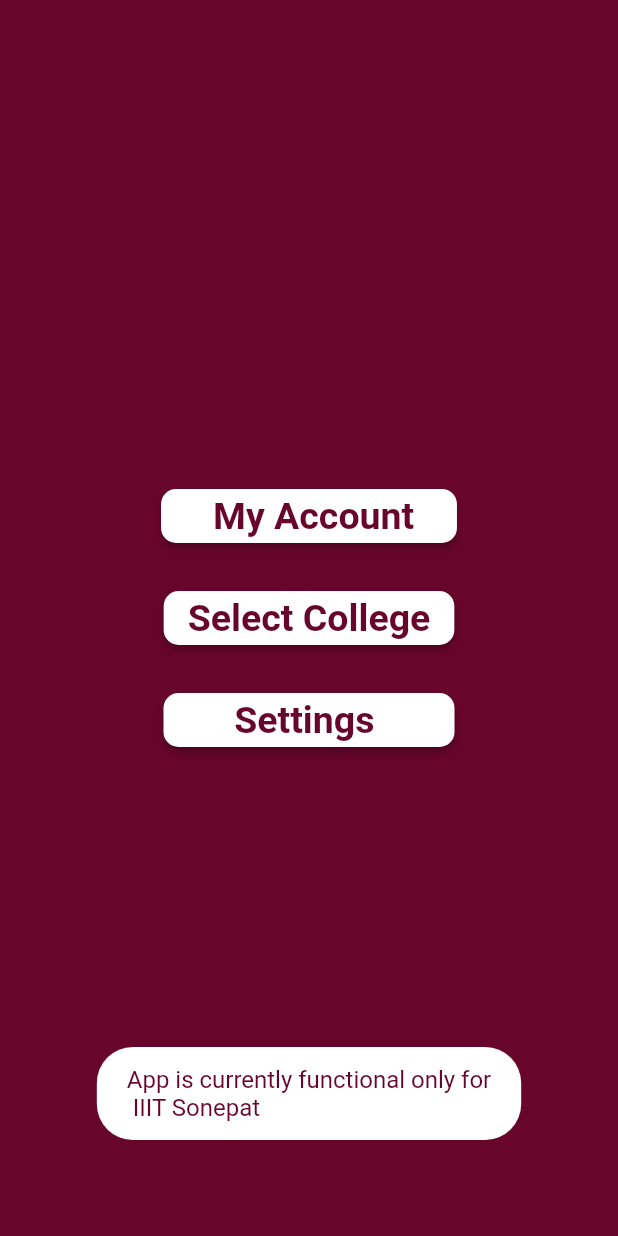
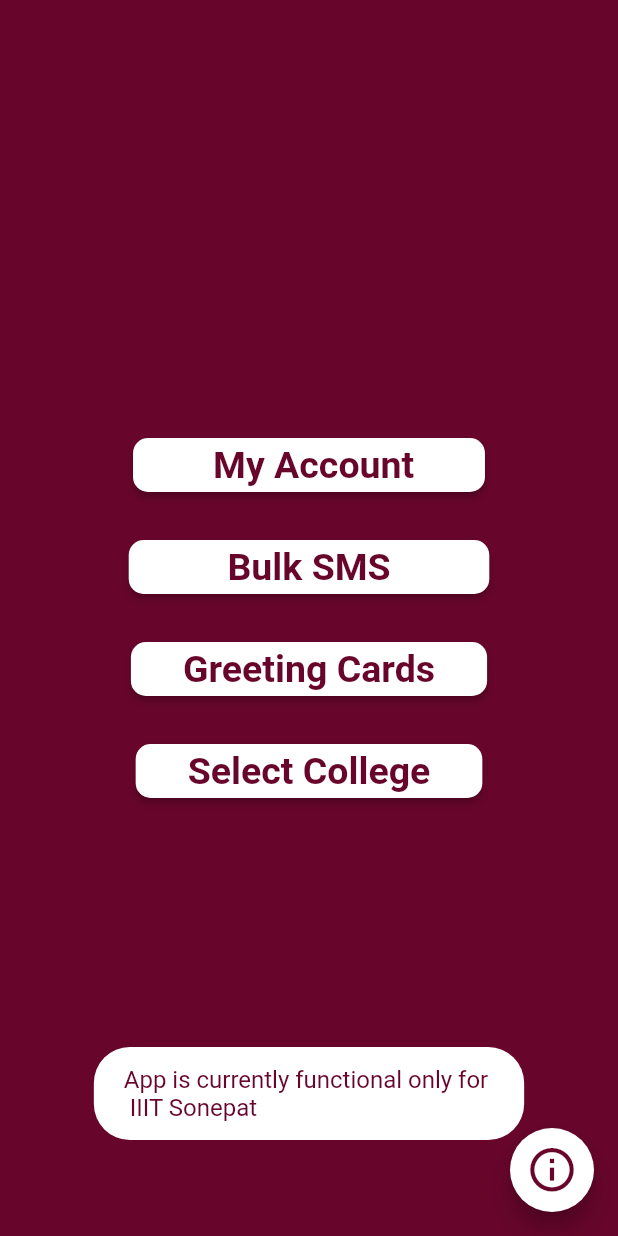
Before and after one commit to siddhantiiits/mailing_app, a Flutter app: the screen it shows after launch, after a tap on "Select College", on a phone screen of 412 x 824 dp. Run offline on Flutter 3.47's test engine with Material 2 defaults, Android fonts, the phone set to English and light mode, and no system bars; our stand-ins replace fluttertoast, local_auth; missing offline and left inert: flutter_lock_screen.

Commit message:
Added various features and solved some bugs

```diff
--- a/mailing_app/lib/home.dart
+++ b/mailing_app/lib/home.dart
@@ -1,7 +1,19 @@
 import 'package:flutter/material.dart';
+import 'package:url_launcher/url_launcher.dart';
 import 'package:mailing_app/mail_page.dart';
 import 'package:fluttertoast/fluttertoast.dart';
 import 'package:mailing_app/main.dart';
+
+_launchURL(String url) async {
+  // const url = 'https://email.gov.in';
+  if (await canLaunch(url)) {
+    await launch(url,
+        forceWebView: true, enableJavaScript: true, enableDomStorage: true, e);
+    print('launched');
+  } else {
+    throw 'Could not launch $url';
+  }
+}
 
 class MyApp extends StatelessWidget {
   @override
@@ -14,35 +26,66 @@ class MyApp extends StatelessWidget {
             mainAxisAlignment: MainAxisAlignment.center,
             children: <Widget>[
               RaisedButton(
-                onPressed: () => Navigator.push(
-                  context,
-                  MaterialPageRoute(builder: (context) => mailPage()),
-                ),
-
+                onPressed: () => _launchURL('https://email.gov.in'),
+                //   Navigator.push(
+                // context,
+                // MaterialPageRoute(builder: (context) => mailPage()),
+                // ),
                 color: Colors.white,
                 disabledColor: Colors.white,
-
-                child: Text('   My Account  ',
-
+                child: Text(
+                  '      My Account     ',
                   style: TextStyle(
                       color: Color(0xff67052B),
                       fontWeight: FontWeight.bold,
-                  fontSize: 25
-                ),
+                      fontSize: 25),
                 ),
                 shape: RoundedRectangleBorder(
-
-                  borderRadius: BorderRadius.circular(10)
+                    borderRadius: BorderRadius.circular(10)),
               ),
-
-
-
+              SizedBox(
+                height: 20,
               ),
-          SizedBox(height: 20,),
+              RaisedButton(
+                onPressed: () => _launchURL(
+                    'https://parichay.nic.in/Accounts/NIC/index.html?service=QuickSMS'),
+                color: Colors.white,
+                disabledColor: Colors.white,
+                child: Text(
+                  '        Bulk SMS        ',
+                  style: TextStyle(
+                      color: Color(0xff67052B),
+                      fontWeight: FontWeight.bold,
+                      fontSize: 25),
+                ),
+                shape: RoundedRectangleBorder(
+                    borderRadius: BorderRadius.circular(10)),
+              ),
+              SizedBox(
+                height: 20,
+              ),
+              RaisedButton(
+                onPressed: () => _launchURL('https://egreetings.gov.in/'),
+                color: Colors.white,
+                disabledColor: Colors.white,
+                child: Text(
+                  '   Greeting Cards   ',
+                  style: TextStyle(
+                      color: Color(0xff67052B),
+                      fontWeight: FontWeight.bold,
+                      fontSize: 25),
+                ),
+                shape: RoundedRectangleBorder(
+                    borderRadius: BorderRadius.circular(10)),
+              ),
+              SizedBox(
+                height: 20,
+              ),
               RaisedButton(
                 onPressed: () {
                   Fluttertoast.showToast(
-                  msg: "App is currently functional only for\n IIIT Sonepat",
+                      msg:
+                          "App is currently functional only for \n IIIT Sonepat",
                       toastLength: Toast.LENGTH_LONG,
                       gravity: ToastGravity.BOTTOM,
                       timeInSecForIosWeb: 1,
@@ -52,37 +95,77 @@ class MyApp extends StatelessWidget {
                 },
                 color: Colors.white,
                 disabledColor: Colors.white,
-
-          child: Text('Select College',
+                child: Text(
+                  '   Select College   ',
                   style: TextStyle(
                       color: Color(0xff67052B),
                       fontWeight: FontWeight.bold,
-                fontSize: 25
+                      fontSize: 25),
+                ),
+                shape: RoundedRectangleBorder(
+                    borderRadius: BorderRadius.circular(10)),
+              ),
+
+              // SizedBox(
+              //   height: 20,
+              // ),
+              // RaisedButton(
+              //   onPressed: () =>
+              //       _launchURL('https://passapp.email.gov.in/passapp/'),
+              //   color: Colors.white,
+              //   disabledColor: Colors.white,
+              //   child: Text(
+              //     'Change Password',
+              //     style: TextStyle(
+              //         color: Color(0xff67052B),
+              //         fontWeight: FontWeight.bold,
+              //         fontSize: 25),
+              //   ),
+              //   shape: RoundedRectangleBorder(
+              //       borderRadius: BorderRadius.circular(10)),
+              // ),
+            ],
           ),
         ),
+        floatingActionButton: FloatingActionButton(
+          onPressed: () {
+            return showDialog(
+                context: context,
+                builder: (BuildContext context) {
+                  return AlertDialog(
                     shape: RoundedRectangleBorder(
-              borderRadius: BorderRadius.circular(10)
+                        borderRadius: BorderRadius.all(Radius.circular(22.0))),
+
+                    // title: Text('Are you sure you want to exit the App?'),
+                    title: Text('Mailo'),
+                    content: Text('This App is Developed by Mr. X & Mr. Y.'),
+                    actions: <Widget>[
+                      FlatButton(
+                        child: Text(
+                          "Close",
+                          style:
+                              TextStyle(color: Color(0xff67052B), fontSize: 17),
                         ),
+                        onPressed: () => Navigator.of(context).pop(false),
                       ),
-              SizedBox(height: 20,),
-              RaisedButton(
-                onPressed: () =>Navigator.pushNamed(context, '/settings'),
-                color: Colors.white,
-                disabledColor: Colors.white,
-
-                child: Text('     Settings      ',
-                  style: TextStyle(
+                      // FlatButton(
+                      //   child: Text(
+                      //     "Yes",
+                      //     style: TextStyle(color: Color(0xffd11b5d)),
+                      //   ),
+                      //   onPressed: () => Navigator.of(context).pop(true),
+                      // ),
+                    ],
+                  );
+                });
+            // Add your onPressed code here!
+          },
+          child: Icon(
+            Icons.info_outline,
             color: Color(0xff67052B),
-                      fontWeight: FontWeight.bold,
-                      fontSize: 25
+            size: 35,
           ),
-                ),
-                shape: RoundedRectangleBorder(
-                    borderRadius: BorderRadius.circular(10)
-                ),
-              ),
-            ],
-          ),
+          backgroundColor: Colors.white,
         ),
       ),
     );
```
Lines whose indentation alone changed are shown as unchanged.
